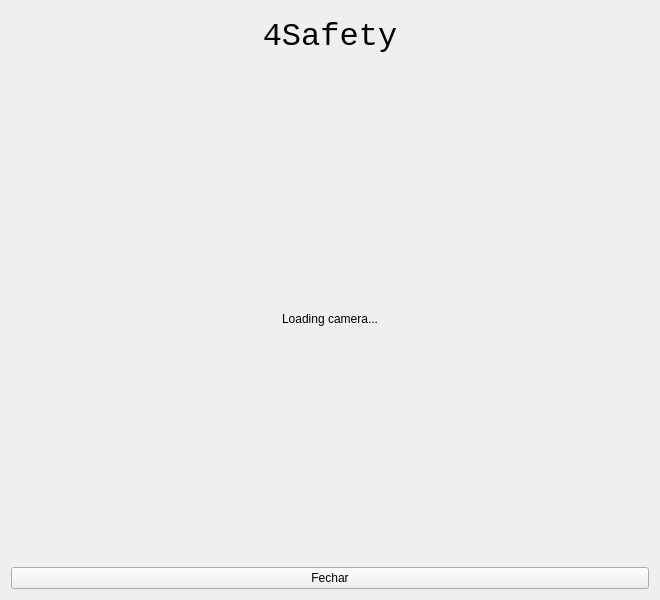
Before: the Qt Designer form src/ui/training.ui in YanVictorSN/access-control-project, drawn with Qt 5.
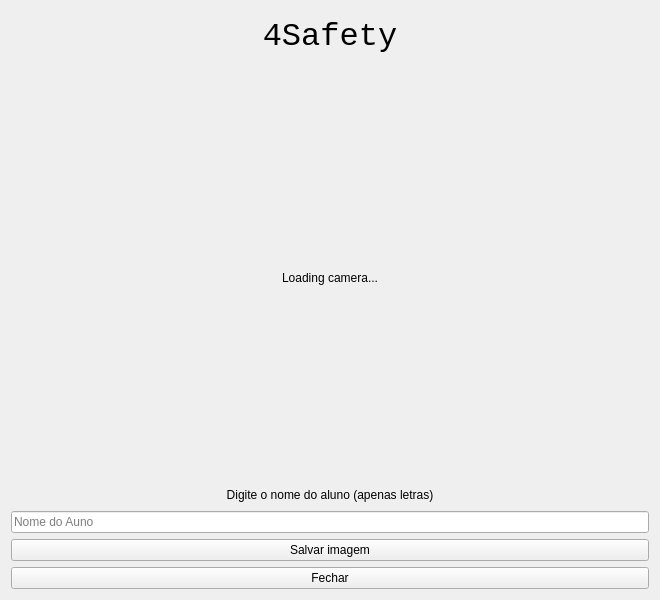
After: the same form once the commit is applied.

Commit message: feat: add counter to input user

```diff
--- a/src/ui/training.ui
+++ b/src/ui/training.ui
@@ -1,7 +1,7 @@
 <?xml version="1.0" encoding="UTF-8"?>
 <ui version="4.0">
- <class>Form</class>
- <widget class="QWidget" name="Form">
+ <class>Training_QW</class>
+ <widget class="QWidget" name="Training_QW">
   <property name="geometry">
    <rect>
     <x>0</x>
@@ -14,15 +14,34 @@
    <string>4Safety - Training</string>
   </property>
   <layout class="QGridLayout" name="gridLayout">
-   <item row="2" column="0">
-    <widget class="QPushButton" name="cancel_QPB">
-     <property name="text">
-      <string>Fechar</string>
-     </property>
-    </widget>
-   </item>
    <item row="0" column="0">
-    <layout class="QGridLayout" name="gridLayout_2">
+    <layout class="QGridLayout" name="Training_QGL">
+     <item row="1" column="0">
+      <spacer name="verticalSpacer">
+       <property name="orientation">
+        <enum>Qt::Vertical</enum>
+       </property>
+       <property name="sizeType">
+        <enum>QSizePolicy::Fixed</enum>
+       </property>
+       <property name="sizeHint" stdset="0">
+        <size>
+         <width>20</width>
+         <height>10</height>
+        </size>
+       </property>
+      </spacer>
+     </item>
+     <item row="2" column="0">
+      <widget class="QLabel" name="camera_QL">
+       <property name="text">
+        <string>Loading camera...</string>
+       </property>
+       <property name="alignment">
+        <set>Qt::AlignCenter</set>
+       </property>
+      </widget>
+     </item>
      <item row="0" column="0">
       <widget class="QLabel" name="logo_QL">
        <property name="maximumSize">
@@ -45,34 +64,45 @@
        </property>
       </widget>
      </item>
-     <item row="2" column="0">
-      <widget class="QLabel" name="camera_QL">
-       <property name="text">
-        <string>Loading camera...</string>
-       </property>
-       <property name="alignment">
-        <set>Qt::AlignCenter</set>
-       </property>
-      </widget>
-     </item>
-     <item row="1" column="0">
-      <spacer name="verticalSpacer">
-       <property name="orientation">
-        <enum>Qt::Vertical</enum>
-       </property>
-       <property name="sizeType">
-        <enum>QSizePolicy::Fixed</enum>
-       </property>
-       <property name="sizeHint" stdset="0">
-        <size>
-         <width>20</width>
-         <height>10</height>
-        </size>
-       </property>
-      </spacer>
-     </item>
     </layout>
    </item>
+   <item row="2" column="0">
+    <widget class="QLabel" name="message_QL">
+     <property name="maximumSize">
+      <size>
+       <width>16777215</width>
+       <height>20</height>
+      </size>
+     </property>
+     <property name="text">
+      <string>Digite o nome do aluno (apenas letras)</string>
+     </property>
+     <property name="alignment">
+      <set>Qt::AlignCenter</set>
+     </property>
+    </widget>
+   </item>
+   <item row="5" column="0">
+    <widget class="QPushButton" name="cancel_QPB">
+     <property name="text">
+      <string>Fechar</string>
+     </property>
+    </widget>
+   </item>
+   <item row="4" column="0">
+    <widget class="QPushButton" name="save_image_QPB">
+     <property name="text">
+      <string>Salvar imagem</string>
+     </property>
+    </widget>
+   </item>
+   <item row="3" column="0">
+    <widget class="QLineEdit" name="student_name_LE">
+     <property name="placeholderText">
+      <string>Nome do Auno</string>
+     </property>
+    </widget>
+   </item>
   </layout>
  </widget>
  <resources/>
```
The commit also changes 1 other file.
